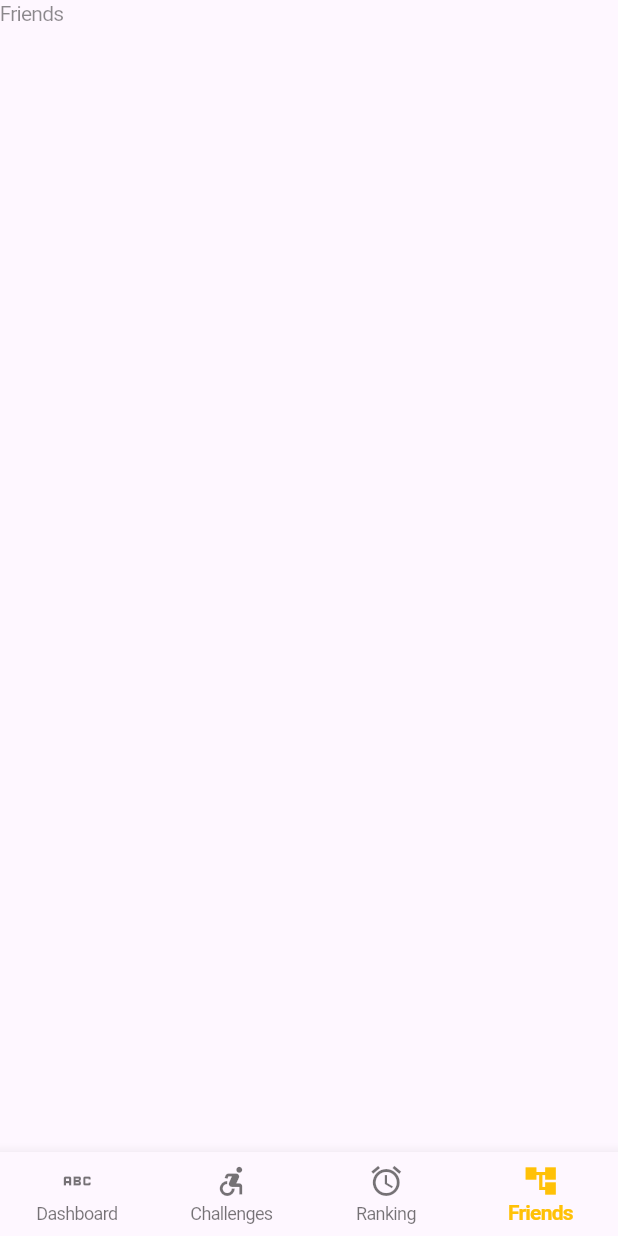
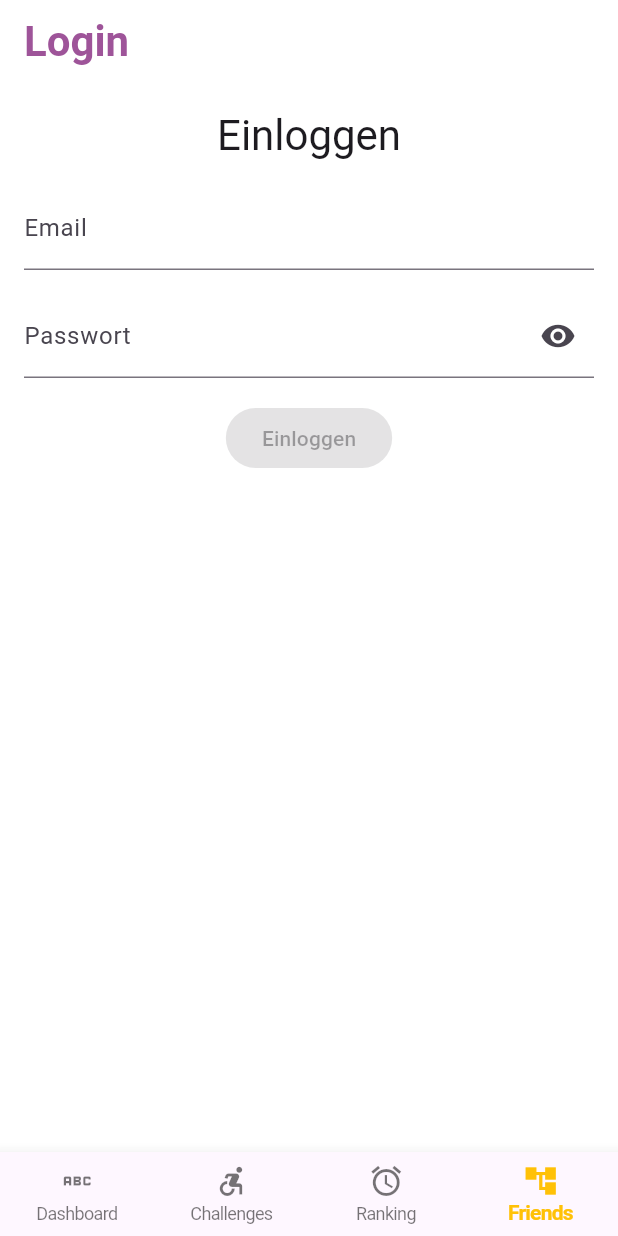
Before and after one commit to appkarsten/jumpy_mvp, a Flutter app: the screen it shows after launch, item 4 of the bottom bar chosen, on a phone screen of 412 x 824 dp. Run offline on Flutter 3.47's test engine with Material 3 defaults, Android fonts, the phone set to English and light mode, and no system bars; our stand-ins replace flutter_svg, vector_graphics.

Commit message:
feat: add raw login page

```diff
--- /dev/null
+++ b/lib/features/auth/view/login_page.dart
@@ -0,0 +1,54 @@
+import 'package:flutter/material.dart';
+
+class LoginPage extends StatefulWidget {
+  const LoginPage({super.key});
+
+  @override
+  State<LoginPage> createState() => _LoginPageState();
+}
+
+class _LoginPageState extends State<LoginPage> {
+  bool _isObscure = true;
+
+  @override
+  Widget build(BuildContext context) {
+    return GestureDetector(
+      onTap: () => FocusScope.of(context).unfocus(),
+      child: Scaffold(
+        appBar: AppBar(
+          title: Text('Login'),
+        ),
+        body: Padding(
+          padding: const EdgeInsets.all(16.0),
+          child: Column(
+            spacing: 16,
+            children: [
+              Text('Einloggen', style: TextTheme.of(context).headlineMedium),
+              TextFormField(
+                decoration: InputDecoration(labelText: 'Email'),
+              ),
+              TextFormField(
+                obscureText: _isObscure,
+                decoration: InputDecoration(
+                    labelText: 'Passwort',
+                    suffixIcon: IconButton(
+                      icon: Icon(
+                          _isObscure ? Icons.visibility : Icons.visibility_off),
+                      onPressed: () {
+                        setState(() {
+                          _isObscure = !_isObscure;
+                        });
+                      },
+                    )),
+              ),
+              FilledButton(
+                onPressed: null,
+                child: Text('Einloggen'),
+              ),
+            ],
+          ),
+        ),
+      ),
+    );
+  }
+}
--- a/lib/features/challenges/data/database_repository.dart
+++ b/lib/features/challenges/data/database_repository.dart
@@ -4,10 +4,10 @@ import '../models/user.dart';
 
 abstract class DatabaseRepository {
   // User Methods
-  void addUser(User user);
-  List<User> getUsers();
+  // void addUser(User user);
+  // List<User> getUsers();
 
-  void deleteUser();
+  // void deleteUser();
   // void updateUser(User oldUser, User newUser);
   // // End User
 
--- a/lib/features/challenges/models/challenge.dart
+++ b/lib/features/challenges/models/challenge.dart
@@ -1,8 +1,11 @@
 class Challenge {
-  int id;
-  String name;
+  int counts;
+  String category;
   String description;
-  Challenge({required this.id, required this.name, required this.description});
+  Challenge(
+      {required this.counts,
+      required this.category,
+      required this.description});
 
   describe() {
     print(description);
--- a/lib/features/challenges/models/user.dart
+++ b/lib/features/challenges/models/user.dart
@@ -19,7 +19,7 @@ class User {
   });
 
   // 3. Zeit seit der letzten Anmeldung in Stunden
-  int? lastSeen() {
+  int lastSeen() {
     return DateTime.now().difference(lastLogin).inHours;
   }
 }
--- a/lib/main_screen.dart
+++ b/lib/main_screen.dart
@@ -1,4 +1,5 @@
 import 'package:flutter/material.dart';
+import 'package:jumpy_mvp/features/auth/view/login_page.dart';
 import 'package:jumpy_mvp/features/challenges/models/challenge.dart';
 import 'package:jumpy_mvp/features/dashboard/screens/dashboard_page.dart';
 import 'package:jumpy_mvp/features/challenges/screens/challenges_page.dart';
@@ -42,7 +43,7 @@ class _JumpyAppState extends State<JumpyApp> {
         challenges: widget.challenges,
       ), // Choose your Game
       const Ranking(), // Filter the Best
-      const Friends(), // Community
+      const LoginPage(), // Community
     ];
   }
 
@@ -78,24 +79,6 @@ class _JumpyAppState extends State<JumpyApp> {
           ),
         ],
       ),
-      // bottomNavigationBar: NavigationBar(
-      //     selectedIndex: _activeIndex,
-      //     //indicatorColor: buttonBackground,
-      //     onDestinationSelected: (int index) {
-      //       setState(() {
-      //         _activeIndex = index;
-      //       });
-      //     },
-      //     destinations: const <Widget>[
-      //       NavigationDestination(
-      //         icon: Icon(Icons.image),
-      //         label: 'Gallery',
-      //       ),
-      //       NavigationDestination(
-      //         icon: Icon(Icons.person),
-      //         label: 'Über mich',
-      //       ),
-      //     ]),
     );
   }
 }
--- a/lib/theme/theme.dart
+++ b/lib/theme/theme.dart
@@ -2,7 +2,9 @@ import 'package:flutter/material.dart';
 import 'package:jumpy_mvp/theme/app_colors.dart';
 
 ThemeData lightTheme() => ThemeData(
+      scaffoldBackgroundColor: AppColors.mainBackground,
       appBarTheme: AppBarTheme(
+        backgroundColor: AppColors.mainBackground,
         titleTextStyle: TextStyle(
           fontSize: 28,
           fontWeight: FontWeight.w600,
@@ -16,6 +18,14 @@ ThemeData lightTheme() => ThemeData(
         ),
       ),
       textTheme: TextTheme(
+        titleLarge: TextStyle(
+            fontSize: 25,
+            fontWeight: FontWeight.bold,
+            color: AppColors.cardTitleLarge),
+        titleMedium: TextStyle(
+            fontSize: 18,
+            fontWeight: FontWeight.w500,
+            color: AppColors.cardTitleMedium),
         headlineLarge: TextStyle(
           fontSize: 28,
           // fontWeight: FontWeight.bold,
```
Also changed, not shown: lib/features/auth/view/signup_page.dart (added, +14 -0 lines), lib/features/challenges/data/mock_database.dart (+24 -25 lines), lib/features/challenges/screens/challenges_page.dart (+10 -2 lines), lib/features/challenges/widgets/challenges_card.dart (added, +55 -0 lines), lib/features/dashboard/screens/dashboard_page.dart (+38 -1 lines), lib/gen/assets.gen.dart (added, +115 -0 lines), lib/theme/app_colors.dart (+8 -0 lines), pubspec.yaml (+10 -0 lines), assets/images/power_animals/llama.svg (added), pubspec.lock.
